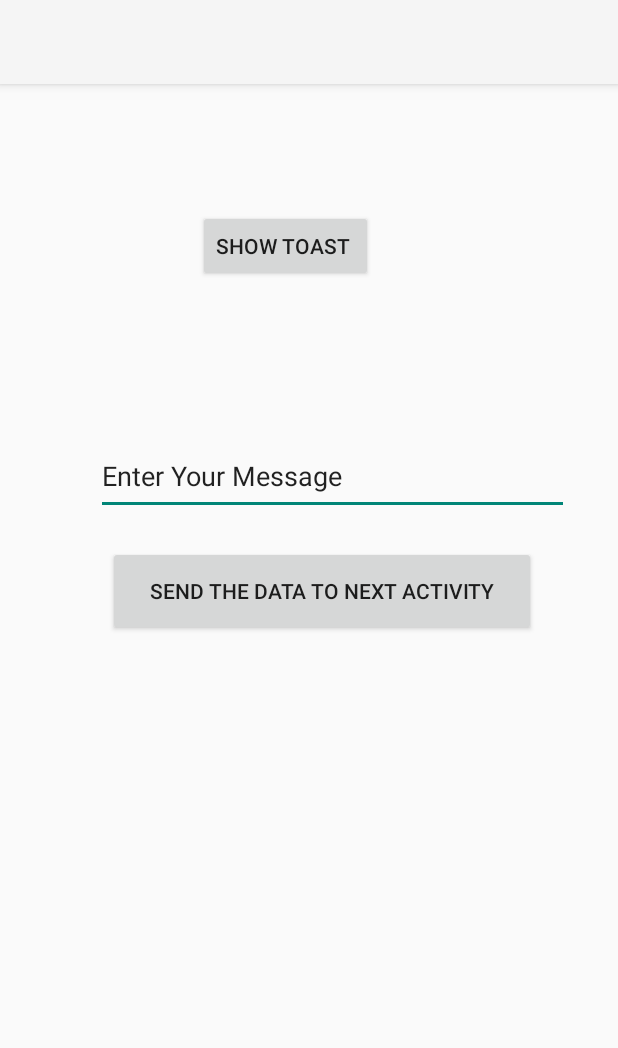
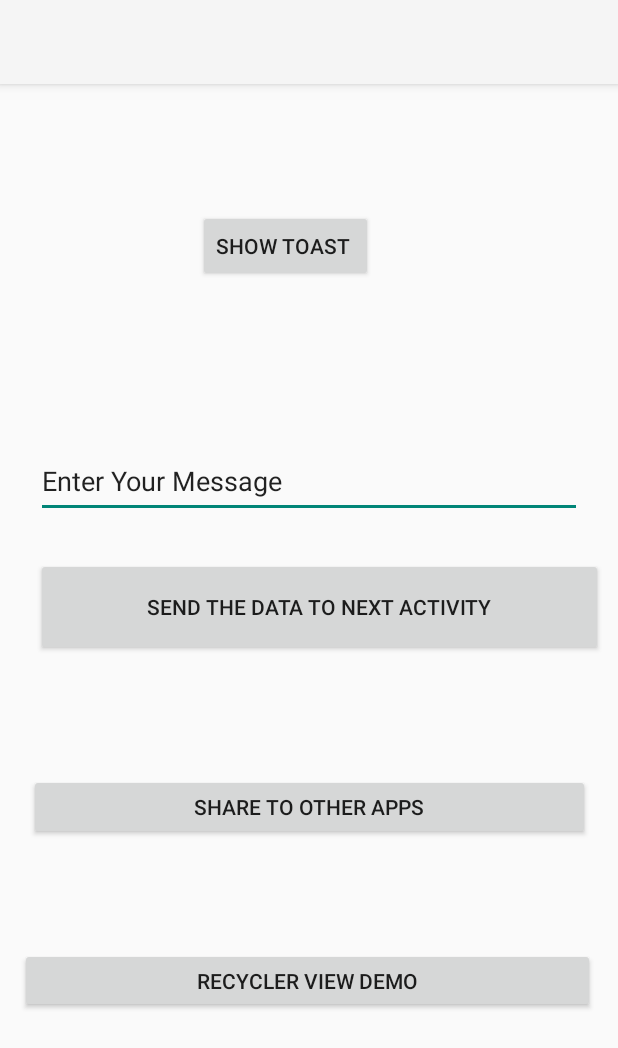
Before and after one commit to YODHAA/Kotlin_Apps, an Android app: the screen it shows after launch (MainActivity), on a phone screen of 412 x 824 dp. Shown: the top 1048 px of the screen. Run offline under Robolectric (Android 15) with nearby library versions, the phone set to English and light mode, and no system bars.

Commit message:
Section Four - Share Content to Other App Creation

```diff
--- a/Hobbies_Layout/app/src/main/AndroidManifest.xml
+++ b/Hobbies_Layout/app/src/main/AndroidManifest.xml
@@ -17,6 +17,7 @@
             </intent-filter>
         </activity>
         <activity android:name=".SecondActivity"></activity>
+        <activity android:name=".HobbiesActivity"></activity>
     </application>
 
 </manifest>
--- a/Hobbies_Layout/app/src/main/res/layout/activity_main.xml
+++ b/Hobbies_Layout/app/src/main/res/layout/activity_main.xml
@@ -1,5 +1,6 @@
 <?xml version="1.0" encoding="utf-8"?>
-<androidx.constraintlayout.widget.ConstraintLayout xmlns:android="http://schemas.android.com/apk/res/android"
+<androidx.constraintlayout.widget.ConstraintLayout
+    xmlns:android="http://schemas.android.com/apk/res/android"
     xmlns:app="http://schemas.android.com/apk/res-auto"
     xmlns:tools="http://schemas.android.com/tools"
     android:layout_width="match_parent"
@@ -20,11 +21,12 @@
 
     <EditText
         android:id="@+id/etUserMessage"
-        android:layout_width="315dp"
-        android:layout_height="51dp"
-        android:layout_marginStart="56dp"
-        android:layout_marginLeft="56dp"
-        android:layout_marginTop="228dp"
+        android:layout_width="364dp"
+        android:layout_height="49dp"
+        android:layout_marginStart="16dp"
+        android:layout_marginLeft="16dp"
+        android:layout_marginTop="232dp"
+        android:hint="Message To Send"
         android:ems="10"
         android:inputType="textPersonName"
         android:text="Enter Your Message"
@@ -33,12 +35,33 @@
 
     <Button
         android:id="@+id/btnSendMessageToNextActivity"
-        android:layout_width="285dp"
-        android:layout_height="60dp"
-        android:layout_marginStart="64dp"
-        android:layout_marginLeft="64dp"
-        android:layout_marginTop="300dp"
+        android:layout_width="378dp"
+        android:layout_height="65dp"
+        android:layout_marginStart="16dp"
+        android:layout_marginLeft="16dp"
+        android:layout_marginTop="308dp"
         android:text="Send the Data to Next Activity"
+        app:layout_constraintStart_toStartOf="parent"
+        app:layout_constraintTop_toTopOf="parent" />
+
+    <Button
+        android:id="@+id/btnShareToOtherApps"
+        android:layout_width="374dp"
+        android:layout_height="44dp"
+        android:layout_marginTop="452dp"
+        android:text="Share To Other Apps"
+        app:layout_constraintEnd_toEndOf="parent"
+        app:layout_constraintStart_toStartOf="parent"
+        app:layout_constraintTop_toTopOf="parent" />
+
+    <Button
+        android:id="@+id/btnRecyclerViewDemo"
+        android:layout_width="383dp"
+        android:layout_height="43dp"
+        android:layout_marginTop="568dp"
+        android:text="Recycler View Demo"
+        app:layout_constraintEnd_toEndOf="parent"
+        app:layout_constraintHorizontal_bias="0.43"
         app:layout_constraintStart_toStartOf="parent"
         app:layout_constraintTop_toTopOf="parent" />
 
```
Also changed, not shown: Hobbies_Layout/app/src/main/java/com/example/hobbies_layout/HobbiesActivity.kt (added, +13 -0 lines), Hobbies_Layout/app/src/main/java/com/example/hobbies_layout/MainActivity.kt (+19 -0 lines), Hobbies_Layout/app/src/main/res/layout/activity_hobbies.xml (added, +9 -0 lines).
